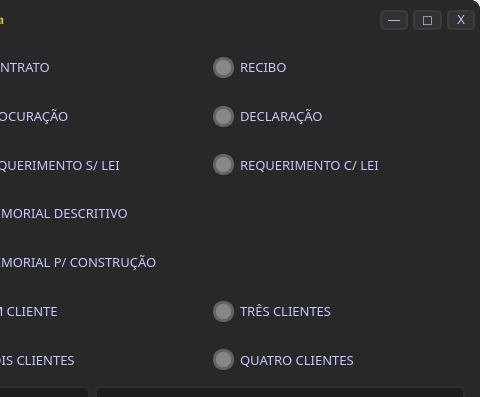
GLimas99/MakeForms, file doc.ui: the form before one commit; both pictures show x 585 to 1065 and y 0 to 397 of the 1065 by 755 pixel window.
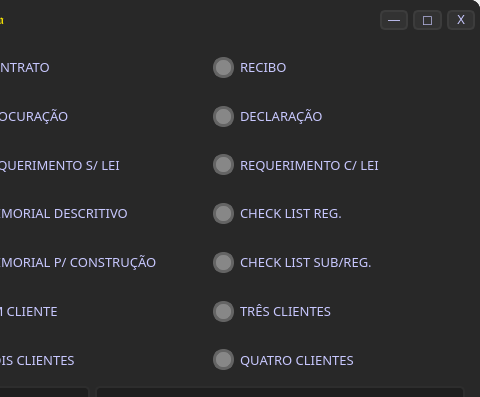
The form after the commit.

Commit message: add check list 1 n 2 client

Diff of the .ui file:
```diff
--- a/doc.ui
+++ b/doc.ui
@@ -1663,6 +1663,71 @@
                   </layout>
                  </widget>
                 </item>
+                <item>
+                 <widget class="QFrame" name="frame_4">
+                  <property name="minimumSize">
+                   <size>
+                    <width>0</width>
+                    <height>0</height>
+                   </size>
+                  </property>
+                  <property name="frameShape">
+                   <enum>QFrame::StyledPanel</enum>
+                  </property>
+                  <property name="frameShadow">
+                   <enum>QFrame::Raised</enum>
+                  </property>
+                  <layout class="QHBoxLayout" name="horizontalLayout_44">
+                   <property name="spacing">
+                    <number>0</number>
+                   </property>
+                   <property name="leftMargin">
+                    <number>0</number>
+                   </property>
+                   <property name="topMargin">
+                    <number>0</number>
+                   </property>
+                   <property name="rightMargin">
+                    <number>0</number>
+                   </property>
+                   <property name="bottomMargin">
+                    <number>0</number>
+                   </property>
+                   <item>
+                    <widget class="QCheckBox" name="cbox_reg">
+                     <property name="sizePolicy">
+                      <sizepolicy hsizetype="Expanding" vsizetype="Expanding">
+                       <horstretch>0</horstretch>
+                       <verstretch>0</verstretch>
+                      </sizepolicy>
+                     </property>
+                     <property name="font">
+                      <font>
+                       <family>Quicksand</family>
+                       <pointsize>10</pointsize>
+                      </font>
+                     </property>
+                     <property name="styleSheet">
+                      <string notr="true">QCheckBox::indicator{
+	border: 3px solid rgb(100, 100, 100);
+	width: 15px;
+	height:15px;
+	border-radius: 10px;
+	background-color: rgb(135, 135, 135);
+}
+QCheckBox::indicator:checked{
+	border: 3px solid rgb(195, 156, 0);
+	background-color: rgb(255, 255, 127);
+}</string>
+                     </property>
+                     <property name="text">
+                      <string>CHECK LIST REG.</string>
+                     </property>
+                    </widget>
+                   </item>
+                  </layout>
+                 </widget>
+                </item>
                </layout>
               </widget>
              </item>
@@ -1754,6 +1819,71 @@
                   </layout>
                  </widget>
                 </item>
+                <item>
+                 <widget class="QFrame" name="frame_9">
+                  <property name="minimumSize">
+                   <size>
+                    <width>0</width>
+                    <height>0</height>
+                   </size>
+                  </property>
+                  <property name="frameShape">
+                   <enum>QFrame::StyledPanel</enum>
+                  </property>
+                  <property name="frameShadow">
+                   <enum>QFrame::Raised</enum>
+                  </property>
+                  <layout class="QHBoxLayout" name="horizontalLayout_54">
+                   <property name="spacing">
+                    <number>0</number>
+                   </property>
+                   <property name="leftMargin">
+                    <number>0</number>
+                   </property>
+                   <property name="topMargin">
+                    <number>0</number>
+                   </property>
+                   <property name="rightMargin">
+                    <number>0</number>
+                   </property>
+                   <property name="bottomMargin">
+                    <number>0</number>
+                   </property>
+                   <item>
+                    <widget class="QCheckBox" name="cbox_subreg">
+                     <property name="sizePolicy">
+                      <sizepolicy hsizetype="Expanding" vsizetype="Expanding">
+                       <horstretch>0</horstretch>
+                       <verstretch>0</verstretch>
+                      </sizepolicy>
+                     </property>
+                     <property name="font">
+                      <font>
+                       <family>Quicksand</family>
+                       <pointsize>10</pointsize>
+                      </font>
+                     </property>
+                     <property name="styleSheet">
+                      <string notr="true">QCheckBox::indicator{
+	border: 3px solid rgb(100, 100, 100);
+	width: 15px;
+	height:15px;
+	border-radius: 10px;
+	background-color: rgb(135, 135, 135);
+}
+QCheckBox::indicator:checked{
+	border: 3px solid rgb(195, 156, 0);
+	background-color: rgb(255, 255, 127);
+}</string>
+                     </property>
+                     <property name="text">
+                      <string>CHECK LIST SUB/REG.</string>
+                     </property>
+                    </widget>
+                   </item>
+                  </layout>
+                 </widget>
+                </item>
                </layout>
               </widget>
              </item>
```
Left out of the diff: 2 changed lines with no effect on the pictures. The commit also changes 3 other files.
